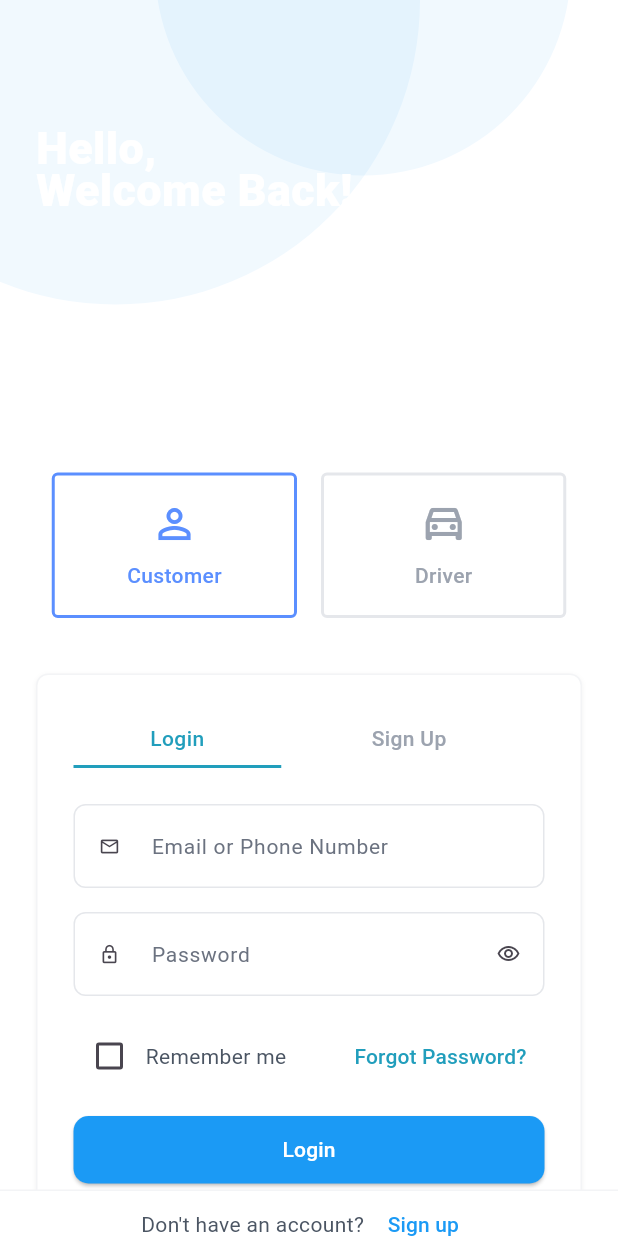
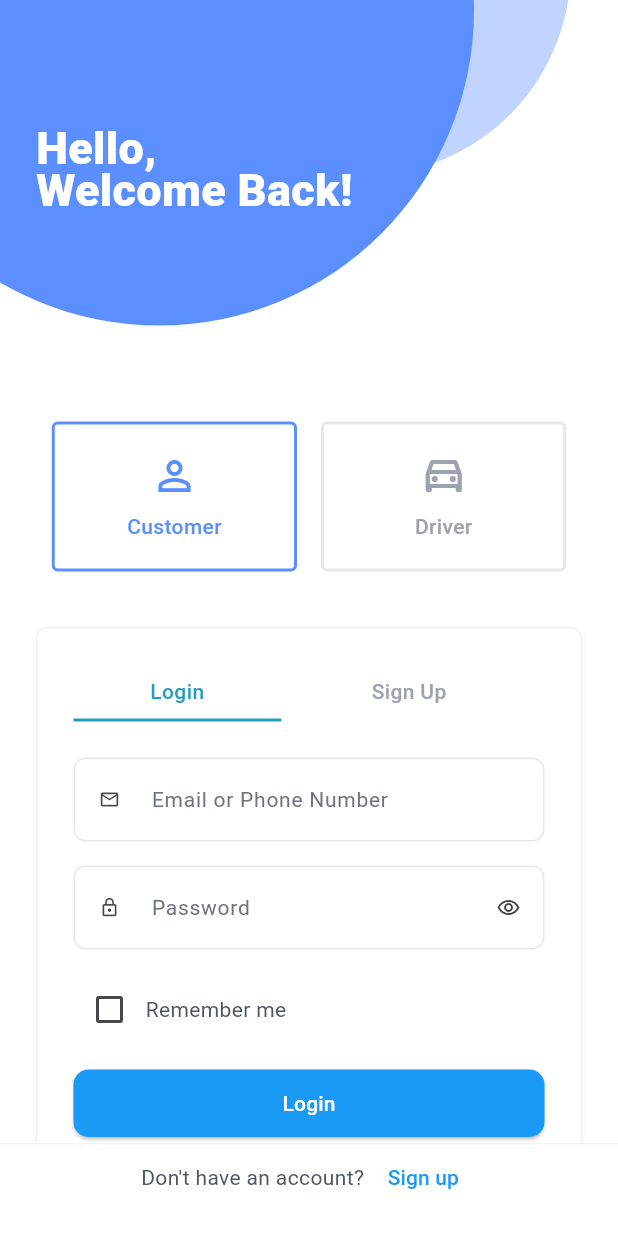
Before and after one commit to malithiv/taxi_app, a Flutter app: the AuthScreen screen opened directly, on a phone screen of 412 x 824 dp. Run offline on Flutter 3.47's test engine with Material 3 defaults, Android fonts, the phone set to English and light mode, and no system bars; our stand-ins replace google_fonts, image_picker.

Commit message:
login part is okay

```diff
--- a/lib/AuthScreen.dart
+++ b/lib/AuthScreen.dart
@@ -32,7 +32,7 @@ class _AuthScreenState extends State<AuthScreen> {
                 height: 277,
                 decoration: const BoxDecoration(
                   shape: BoxShape.circle,
-                  color: Color(0x101B9AF5),
+                  color: Color(0xFFC0D4FF),
                 ),
               ),
             ),
@@ -40,11 +40,11 @@ class _AuthScreenState extends State<AuthScreen> {
               top: -203,
               left: -129,
               child: Container(
-                width: 412,
-                height: 406,
+                width: 470,
+                height: 420,
                 decoration: const BoxDecoration(
                   shape: BoxShape.circle,
-                  color: Color(0x101B9AF5),
+                  color: Color(0xFF5B8FFF),
                 ),
               ),
             ),
@@ -66,7 +66,7 @@ class _AuthScreenState extends State<AuthScreen> {
                     ),
                   ),
 
-                  const SizedBox(height: 174),
+                  const SizedBox(height: 140),
 
                   // Customer/Driver toggle
                   Row(
@@ -265,17 +265,17 @@ class _AuthScreenState extends State<AuthScreen> {
                                   ),
                                 ],
                               ),
-                              TextButton(
-                                onPressed: () {},
-                                child: Text(
-                                  'Forgot Password?',
-                                  style: GoogleFonts.roboto(
-                                    fontSize: 14,
-                                    color: const Color(0xFF219EBC),
-                                    fontWeight: FontWeight.w500,
-                                  ),
-                                ),
-                              ),
+                              // TextButton(
+                              //   onPressed: () {},
+                              //   child: Text(
+                              //     'Forgot Password?',
+                              //     style: GoogleFonts.roboto(
+                              //       fontSize: 14,
+                              //       color: const Color(0xFF219EBC),
+                              //       fontWeight: FontWeight.w500,
+                              //     ),
+                              //   ),
+                              // ),
                             ],
                           ),
                         ],
@@ -382,8 +382,8 @@ class _AuthScreenState extends State<AuthScreen> {
       onTap: onTap,
       child: Container(
         width: 163.5,
-        height: 97,
-        padding: const EdgeInsets.all(16),
+        height: 100, // Increased from 97 to 100
+        padding: const EdgeInsets.all(14), // Reduced from 16 to 14
         decoration: BoxDecoration(
           color: Colors.white,
           borderRadius: BorderRadius.circular(4),
--- a/lib/LoginScreen.dart
+++ b/lib/LoginScreen.dart
@@ -65,7 +65,7 @@ class _LoginScreenState extends State<LoginScreen> {
                 height: 277,
                 decoration: const BoxDecoration(
                   shape: BoxShape.circle,
-                  color: Color(0xFF1B9AF5),
+                  color: Color(0xFF0097FF),
                 ),
               ),
             ),
@@ -77,7 +77,7 @@ class _LoginScreenState extends State<LoginScreen> {
                 height: 406,
                 decoration: const BoxDecoration(
                   shape: BoxShape.circle,
-                  color: Color(0x101B9AF5),
+                  color: Color(0x100215FF),
                 ),
               ),
             ),
@@ -112,7 +112,7 @@ class _LoginScreenState extends State<LoginScreen> {
                       ),
                       const SizedBox(width: 16),
                       _buildToggleButton(
-                        title: 'Driver',
+                        title: 'Drive',
                         isSelected: !isCustomer,
                         onTap: () => setState(() => isCustomer = false),
                       ),
```
Also changed, not shown: pubspec.lock.
